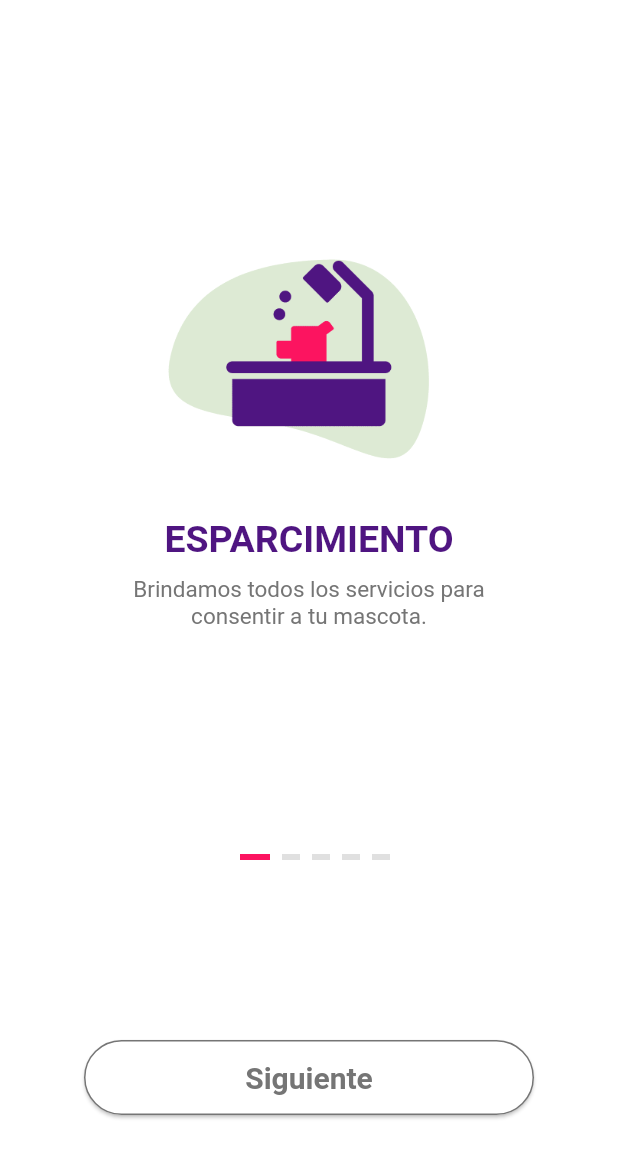
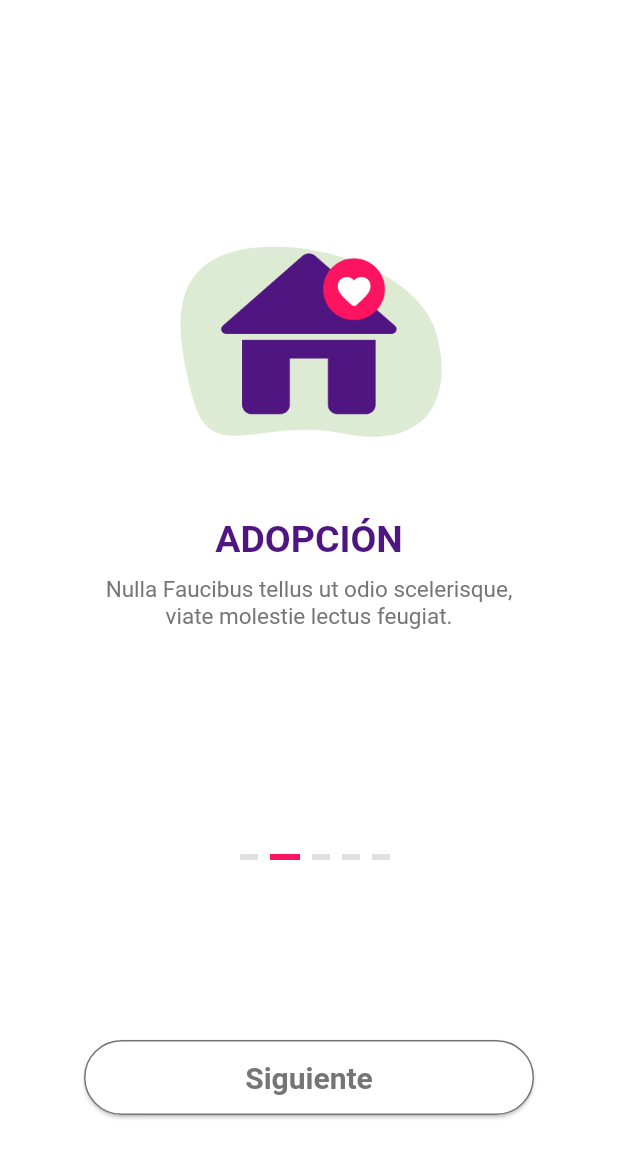
Before and after one commit to JavierMonjaraz/193231-MVP-V1, a Flutter app: the screen it shows after launch, after a tap on "Siguiente", on a phone screen of 412 x 824 dp. Shown: the top 1158 px of the screen. Run offline on Flutter 3.47's test engine with Material 2 defaults, Android fonts, the phone set to English and light mode, and no system bars; our stand-ins replace font_awesome_flutter.

Commit message:
Button onboarding changes

```diff
--- a/lib/pages/on_boarding.dart
+++ b/lib/pages/on_boarding.dart
@@ -42,6 +42,7 @@ class _OnBoardingState extends State<OnBoarding> {
   ];
 
   int page = 0;
+  final PageController _pageController = PageController();
 
   @override
   Widget build(BuildContext context) {
@@ -57,10 +58,13 @@ class _OnBoardingState extends State<OnBoarding> {
                 Expanded(
                   flex: 2,
                   child: PageView.builder(
+                    controller: _pageController,
                     onPageChanged: (value) {
-                      setState(() {
+                      setState(
+                        () {
                           page = value;
-                      });
+                        },
+                      );
                     },
                     itemCount: boardingData.length,
                     itemBuilder: (context, index) => ContainerBoarding(
@@ -89,7 +93,15 @@ class _OnBoardingState extends State<OnBoarding> {
                             child: ElevatedButton(
                               onPressed: () {
                                 if (page == boardingData.length - 1) {
-                                  Navigator.pushReplacementNamed(context, 'home');
+                                  Navigator.pushReplacementNamed(
+                                      context, 'home');
+                                }else{
+                                  page += 1;
+                                  _pageController.animateToPage(
+                                      page,
+                                      duration: const Duration(milliseconds: 400),
+                                      curve: Curves.easeInSine
+                                  );
                                 }
                               },
                               child: Text(
@@ -106,7 +118,8 @@ class _OnBoardingState extends State<OnBoarding> {
                                       color: page == boardingData.length - 1
                                           ? Colors.transparent
                                           : ColorsViews.text_body,
-                                      )),
+                                    ),
+                                  ),
                                   elevation: 1,
                                   primary: page == boardingData.length - 1
                                       ? ColorsViews.btn_continuar
```
Lines whose indentation alone changed are shown as unchanged.
